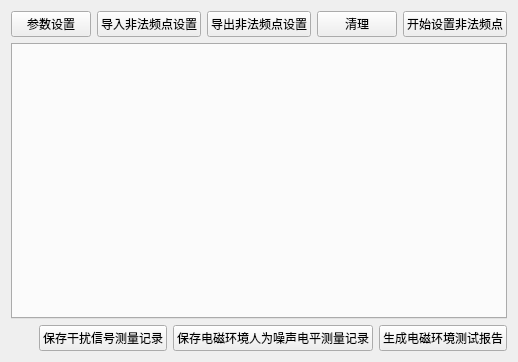
First picture: the form in ui/wbsignaldetectwidget.ui, repository nayouta/WBSignalDetectWidgetDll, before the edit.
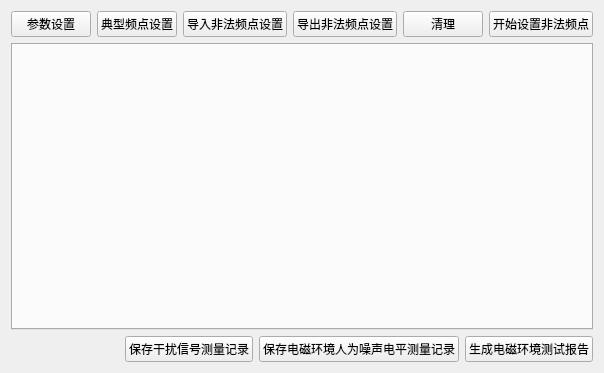
Second picture: the form after the edit.

Commit message: 1、调整信号检测表格中显示的频率的单位，并调整与之联动的合法频点属性修改功能； 2、增加典型频点以及测试频点手动选择功能界面，具体频率设置逻辑以及读写配置功能待加； 3、调整测试频点处人为噪声统计计算方法

Diff of the .ui file:
```diff
--- a/ui/wbsignaldetectwidget.ui
+++ b/ui/wbsignaldetectwidget.ui
@@ -6,8 +6,8 @@
    <rect>
     <x>0</x>
     <y>0</y>
-    <width>478</width>
-    <height>362</height>
+    <width>595</width>
+    <height>373</height>
    </rect>
   </property>
   <property name="windowTitle">
@@ -15,7 +15,7 @@
   </property>
   <layout class="QGridLayout" name="gridLayout">
    <item row="0" column="0" colspan="2">
-    <layout class="QHBoxLayout" name="horizontalLayout" stretch="0,1,0,0,0,0">
+    <layout class="QHBoxLayout" name="horizontalLayout" stretch="0,0,1,0,0,0,0">
      <item>
       <widget class="QPushButton" name="pushButton_ParamSet">
        <property name="text">
@@ -23,6 +23,13 @@
        </property>
       </widget>
      </item>
+     <item>
+      <widget class="QPushButton" name="pushButton_TypicalFreqSet">
+       <property name="text">
+        <string>典型频点设置</string>
+       </property>
+      </widget>
+     </item>
      <item>
       <spacer name="horizontalSpacer">
        <property name="orientation">
```
The commit also changes 8 other files.
